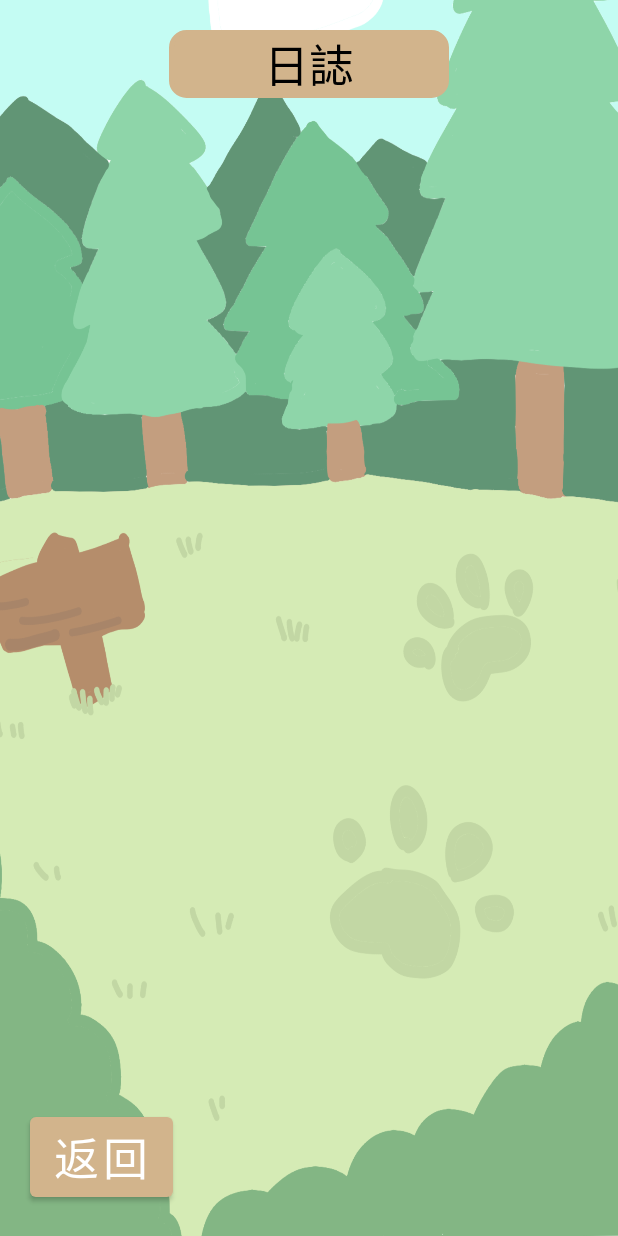
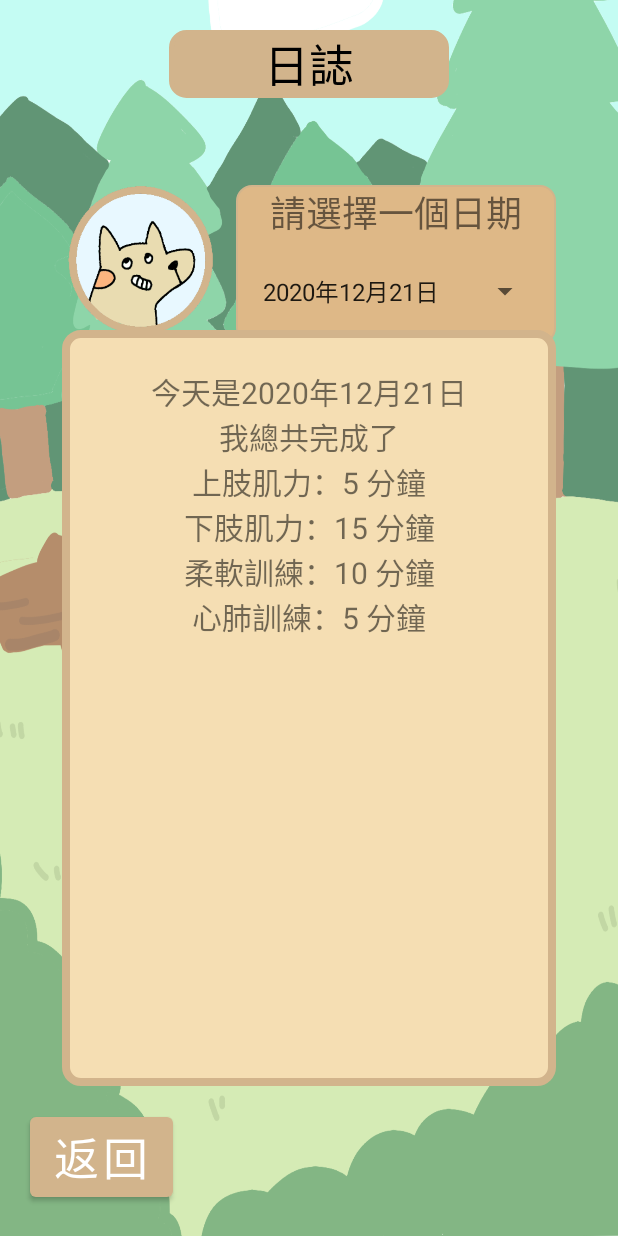
Before and after one commit to SuMingWei/Fit_it, an Android app: the Home screen opened directly, with no data from a screen before it, after a tap on "日誌", on a phone screen of 412 x 824 dp. Run offline under Robolectric (Android 15) with nearby library versions, the phone set to English and light mode, and no system bars.

Commit message:
[finish] diary

```diff
--- a/app/src/main/java/com/example/fitit/DBHelper.java
+++ b/app/src/main/java/com/example/fitit/DBHelper.java
@@ -22,7 +22,7 @@ public class DBHelper extends SQLiteOpenHelper {
     private final String softness = "Softness";
     private final String endurance = "Endurance";
 
-    //    private final String date = "date";
+    private final String date = "date";
 
     private static final String databaseName = "LocalDB";
     private static final int databaseVersion = 1;
@@ -42,8 +42,17 @@ public class DBHelper extends SQLiteOpenHelper {
             + this.softness + " INTEGER,"
             + this.endurance + " INTEGER ) ;";
 
-    private final String deletePetTableSQL = "DROP TABLE IF EXISTS " + this.AccountTableName + ";";
+    private final String deletePetTableSQL = "DROP TABLE IF EXISTS " + this.PetTableName + ";";
+    // diary info
+    private final String DiaryTableName = "DiaryInfo";
+    private final String createDiaryTableSQL = "CREATE TABLE IF NOT EXISTS " + this.DiaryTableName
+            + " ( " + this.date + " VARCHAR(255),"
+            + this.upperlimb + " INTEGER,"
+            + this.lowerlimb + " INTEGER,"
+            + this.softness + " INTEGER,"
+            + this.endurance + " INTEGER ) ;";
 
+    private final String deleteDiaryTableSQL = "DROP TABLE IF EXISTS " + this.DiaryTableName + ";";
 
 
     public DBHelper(Context context){
@@ -56,6 +65,7 @@ public class DBHelper extends SQLiteOpenHelper {
         try {
             db.execSQL(this.createAccountTableSQL);
             db.execSQL(this.createPetTableSQL);
+            db.execSQL(this.createDiaryTableSQL);
         } catch (SQLException e){
             e.printStackTrace();
         }
@@ -66,6 +76,7 @@ public class DBHelper extends SQLiteOpenHelper {
         try {
             db.execSQL(this.deleteAccountTableSQL);
             db.execSQL(this.deletePetTableSQL);
+            db.execSQL(this.deleteDiaryTableSQL);
         } catch (SQLException e){
             e.printStackTrace();
         }
@@ -160,5 +171,66 @@ public class DBHelper extends SQLiteOpenHelper {
         return petList;
     }
 
+    public void insertToDiary(String date,int upperlimb,int lowerlimb,int softness,int endurance){
+        SQLiteDatabase myLocalDB = this.getReadableDatabase() ;
+
+        ContentValues contentValues = new ContentValues();
+        contentValues.put(this.date,date);
+        contentValues.put(this.upperlimb,upperlimb);
+        contentValues.put(this.lowerlimb,lowerlimb);
+        contentValues.put(this.softness,softness);
+        contentValues.put(this.endurance,endurance);
+
+        long nowID = myLocalDB.insert(this.DiaryTableName,null,contentValues);
+
+        Toast.makeText(this.nowContext,"新增日誌",Toast.LENGTH_SHORT).show();
+    }
+
+    public void updateToDiary(String date,int new_upperlimb,int new_lowerlimb,int new_softness,int new_endurance){
+        SQLiteDatabase myLocalDB = this.getReadableDatabase() ;
+
+        ContentValues contentValues = new ContentValues();
+        contentValues.put(this.date,date);
+        contentValues.put(this.upperlimb,new_upperlimb);
+        contentValues.put(this.lowerlimb,new_lowerlimb);
+        contentValues.put(this.softness,new_softness);
+        contentValues.put(this.endurance,new_endurance);
+
+        String[] argu = {String.valueOf(date)};
+        int affectRow = myLocalDB.update(this.DiaryTableName,contentValues,this.date + " = ? ",argu);
+
+        if(affectRow == 0){
+            Toast.makeText(this.nowContext,"更新日誌失敗，請重新再試", Toast.LENGTH_SHORT).show();
+        }else{
+            Toast.makeText(this.nowContext,"更新日誌成功", Toast.LENGTH_SHORT).show();
+        }
+
+    }
+
+    public ArrayList<DiaryInfo> getDiaryInfo(){
+        ArrayList<DiaryInfo> DiaryList = new ArrayList<>();
+
+        SQLiteDatabase myLocalDB = this.getReadableDatabase();
+        String[] myColumn = {this.date,this.upperlimb,this.lowerlimb,this.softness,this.endurance};
+
+        Cursor myCursor = myLocalDB.query(this.DiaryTableName,myColumn,null,null,null,null,null);
+
+        while(myCursor.moveToNext()){
+            String date = myCursor.getString(myCursor.getColumnIndex(this.date));
+            int upperlimb = myCursor.getInt(myCursor.getColumnIndex(this.upperlimb));
+            int lowerlimb = myCursor.getInt(myCursor.getColumnIndex(this.lowerlimb));
+            int softness = myCursor.getInt(myCursor.getColumnIndex(this.softness));
+            int endurance = myCursor.getInt(myCursor.getColumnIndex(this.endurance));
+
+            DiaryInfo diaryInfo = new DiaryInfo();
+            diaryInfo.init(date,upperlimb,lowerlimb,softness,endurance);
+            DiaryList.add(diaryInfo);
+        }
+
+        return DiaryList;
+    }
+
+
+
 
 }
--- a/app/src/main/java/com/example/fitit/Diary.java
+++ b/app/src/main/java/com/example/fitit/Diary.java
@@ -3,12 +3,121 @@ package com.example.fitit;
 import androidx.appcompat.app.AppCompatActivity;
 
 import android.os.Bundle;
+import android.view.View;
+import android.widget.AdapterView;
+import android.widget.ArrayAdapter;
+import android.widget.Button;
+import android.widget.Spinner;
+import android.widget.TextView;
+import android.widget.Toast;
+
+import java.util.ArrayList;
 
 public class Diary extends AppCompatActivity {
+    private Button back_btn;
+    private Spinner date_spinner;
+    private TextView content;
+
+    private DBHelper myDBHelper = new DBHelper(Diary.this);
+    private ArrayList<DiaryInfo> diaryList = new ArrayList<>();
+    private ArrayList<String> dateList = new ArrayList<>();
+    private ArrayAdapter spinnerAdapter;
 
     @Override
     protected void onCreate(Bundle savedInstanceState) {
         super.onCreate(savedInstanceState);
         setContentView(R.layout.activity_diary);
+
+        findObject();
+        buttonClickEvent();
+        setInit();
     }
+
+    public void findObject(){
+        back_btn = findViewById(R.id.back_btn);
+        date_spinner = findViewById(R.id.date_spinner);
+        content = findViewById(R.id.content);
+    }
+
+    public void buttonClickEvent(){
+        back_btn.setOnClickListener(new View.OnClickListener() {
+            @Override
+            public void onClick(View v) {
+                finish();
+            }
+        });
+    }
+
+    public void insert(){
+        myDBHelper.insertToDiary("20201221",1,3,2,1);
+        myDBHelper.insertToDiary("20201222",1,1,1,1);
+        myDBHelper.insertToDiary("20201223",2,0,1,1);
+        myDBHelper.insertToDiary("20201224",3,1,2,1);
+    }
+
+    public void setInit(){
+        diaryList = myDBHelper.getDiaryInfo();
+        dateList = this.getDateList();
+
+        if(diaryList.size() == 0){
+            Toast.makeText(Diary.this,"尚未有紀錄",Toast.LENGTH_SHORT).show();
+            insert();
+        }else{
+            this.spinnerAdapter = new ArrayAdapter(this, android.R.layout.simple_spinner_item,dateList);
+            date_spinner.setAdapter(spinnerAdapter);
+
+            date_spinner.setOnItemSelectedListener(new AdapterView.OnItemSelectedListener() {
+                @Override
+                public void onItemSelected(AdapterView<?> adapterView, View view, int position, long id) {
+                    int indexOfClickItem = adapterView.getPositionForView(view);
+                    DiaryInfo diaryInfo = diaryList.get(indexOfClickItem);
+
+                    String date = diaryInfo.getDate();
+                    int upperlimb = diaryInfo.getUpperlimb();
+                    int lowerlimb = diaryInfo.getLowerlimb();
+                    int softness = diaryInfo.getSoftness();
+                    int endurance = diaryInfo.getEndurance();
+
+                    generateDiary(date,upperlimb,lowerlimb,softness,endurance);
+                }
+
+                @Override
+                public void onNothingSelected(AdapterView<?> parent) {
+
+                }
+            });
+
+        }
+
+    }
+
+    public ArrayList<String> getDateList(){
+        ArrayList<String> totalDateData = new ArrayList<>();
+
+        for(int i=0;i<this.diaryList.size();i++){
+            DiaryInfo diaryInfo = this.diaryList.get(i);
+            String dateInfo = getDateFormat(diaryInfo.getDate());
+            totalDateData.add(dateInfo);
+        }
+        return totalDateData;
+    }
+
+    public String getDateFormat(String date){
+        int date_num = Integer.parseInt(date);
+        int year = date_num / 10000;
+        int month = (date_num % 10000) / 100;
+        int day = date_num % 100;
+
+        return String.valueOf(year) + "年" + String.valueOf(month) + "月" + String.valueOf(day) + "日";
+    }
+
+    public void generateDiary(String date,int upperlimb,int lowerlimb,int softness,int endurance){
+        content.setText("\n今天是" + getDateFormat(date) + "\n"
+                        + "我總共完成了\n"
+                        + "上肢肌力：" + String.valueOf(upperlimb * 5) + " 分鐘\n"
+                        + "下肢肌力：" + String.valueOf(lowerlimb * 5) + " 分鐘\n"
+                        + "柔軟訓練：" + String.valueOf(softness * 5) + " 分鐘\n"
+                        + "心肺訓練：" + String.valueOf(endurance * 5) + " 分鐘\n");
+    }
+
 }
--- /dev/null
+++ b/app/src/main/java/com/example/fitit/DiaryInfo.java
@@ -0,0 +1,39 @@
+package com.example.fitit;
+
+public class DiaryInfo {
+    private String date;
+    private int upperlimb;
+    private int lowerlimb;
+    private int softness;
+    private int endurance;
+
+    public void init(String date,int upperlimb,int lowerlimb,int softness,int endurance){
+        this.date = date;
+        this.upperlimb = upperlimb;
+        this.lowerlimb = lowerlimb;
+        this.softness = softness;
+        this.endurance = endurance;
+    }
+
+    public String getDate(){
+        return this.date;
+    }
+
+    public int getUpperlimb(){
+        return this.upperlimb;
+    }
+
+    public int getLowerlimb(){
+        return this.lowerlimb;
+    }
+
+    public int getSoftness(){
+        return this.softness;
+    }
+
+    public int getEndurance(){
+        return this.endurance;
+    }
+
+
+}
--- a/app/src/main/res/layout/activity_diary.xml
+++ b/app/src/main/res/layout/activity_diary.xml
@@ -8,10 +8,16 @@
     tools:context=".Diary">
 
     <androidx.constraintlayout.widget.Guideline
-        android:id="@+id/horizontal_10"
+        android:id="@+id/horizontal_15"
         android:layout_width="match_parent"
         android:layout_height="match_parent"
         android:orientation="horizontal"
+        app:layout_constraintGuide_percent="0.15" />
+    <androidx.constraintlayout.widget.Guideline
+        android:id="@+id/vertical_10"
+        android:layout_width="match_parent"
+        android:layout_height="match_parent"
+        android:orientation="vertical"
         app:layout_constraintGuide_percent="0.10" />
     <androidx.constraintlayout.widget.Guideline
         android:id="@+id/vertical_20"
@@ -25,6 +31,12 @@
         android:layout_height="match_parent"
         android:orientation="vertical"
         app:layout_constraintGuide_percent="0.80" />
+    <androidx.constraintlayout.widget.Guideline
+        android:id="@+id/vertical_90"
+        android:layout_width="match_parent"
+        android:layout_height="match_parent"
+        android:orientation="vertical"
+        app:layout_constraintGuide_percent="0.90" />
 
     <TextView
         android:layout_width="0dp"
@@ -41,6 +53,62 @@
         app:layout_constraintLeft_toLeftOf="@id/vertical_20"
         app:layout_constraintRight_toRightOf="@id/vertical_80"/>
 
+    <LinearLayout
+        android:orientation="horizontal"
+        android:layout_width="0dp"
+        android:layout_height="wrap_content"
+        android:weightSum="3"
+        app:layout_constraintTop_toTopOf="@id/horizontal_15"
+        app:layout_constraintRight_toRightOf="@id/vertical_90"
+        app:layout_constraintLeft_toLeftOf="@id/vertical_10">
+
+        <ImageView
+            android:id="@+id/dog_pic"
+            android:layout_width="0dp"
+            android:layout_height="100dp"
+            android:layout_weight="1"
+            android:src="@drawable/conversation" />
+
+        <LinearLayout
+            android:layout_width="0dp"
+            android:layout_height="wrap_content"
+            android:orientation="vertical"
+            android:layout_weight="2"
+            android:background="@drawable/round_border"
+            android:layout_marginLeft="10dp">
+
+            <TextView
+                android:layout_width="match_parent"
+                android:layout_height="wrap_content"
+                android:gravity="center"
+                android:textSize="24dp"
+                android:text="請選擇一個日期"/>
+
+            <Spinner
+                android:id="@+id/date_spinner"
+                android:layout_width="match_parent"
+                android:layout_height="50dp"
+                android:layout_marginLeft="10dp"
+                android:layout_marginRight="10dp"
+                android:layout_marginTop="10dp"
+                android:layout_marginBottom="10dp"/>
+
+        </LinearLayout>
+
+    </LinearLayout>
+
+    <TextView
+        android:id="@+id/content"
+        android:layout_width="0dp"
+        android:layout_height="match_parent"
+        app:layout_constraintLeft_toLeftOf="@id/vertical_10"
+        app:layout_constraintRight_toRightOf="@id/vertical_90"
+        android:background="@drawable/talk_form"
+        android:textSize="20dp"
+        android:gravity="center_horizontal"
+        android:text=""
+        android:layout_marginTop="220dp"
+        android:layout_marginBottom="100dp"/>
 
     <LinearLayout
         android:layout_width="match_parent"
--- a/app/src/main/res/layout/activity_mission.xml
+++ b/app/src/main/res/layout/activity_mission.xml
@@ -68,7 +68,7 @@
                 android:drawablePadding="-50dp"
                 android:paddingLeft="8dp"
                 android:gravity="left|center_vertical"
-                android:drawableLeft="@drawable/test1"
+                android:drawableLeft="@drawable/upper1"
                 android:text="上肢肌力"
                 android:textSize="20dp"/>
             <Button
```
